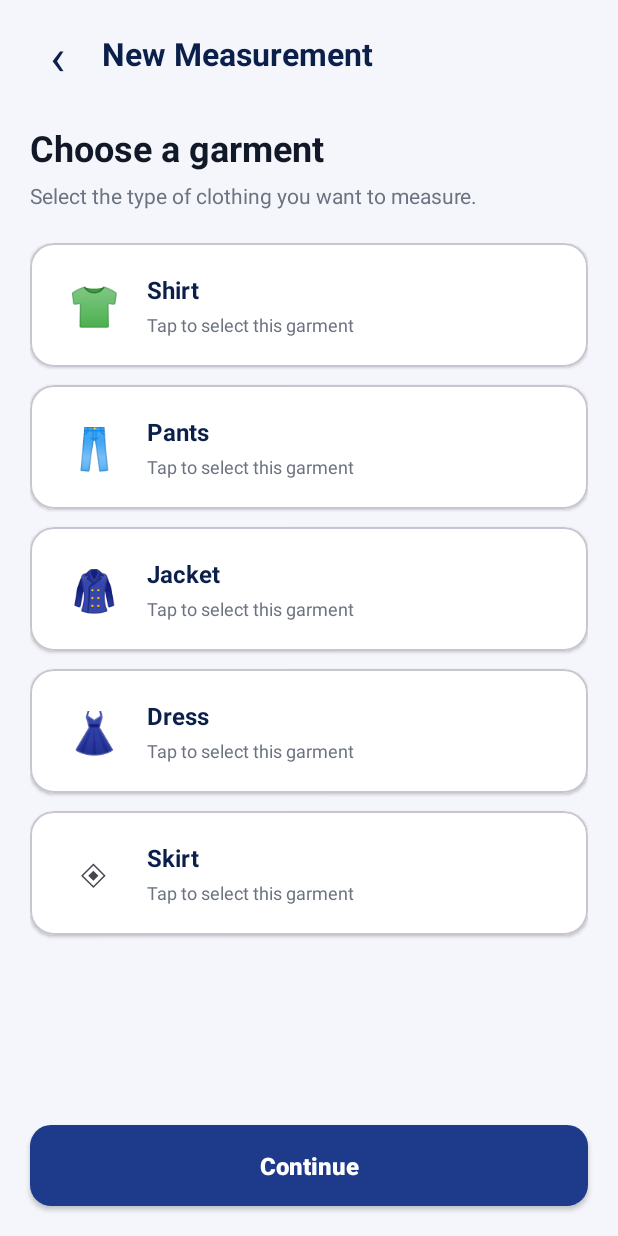
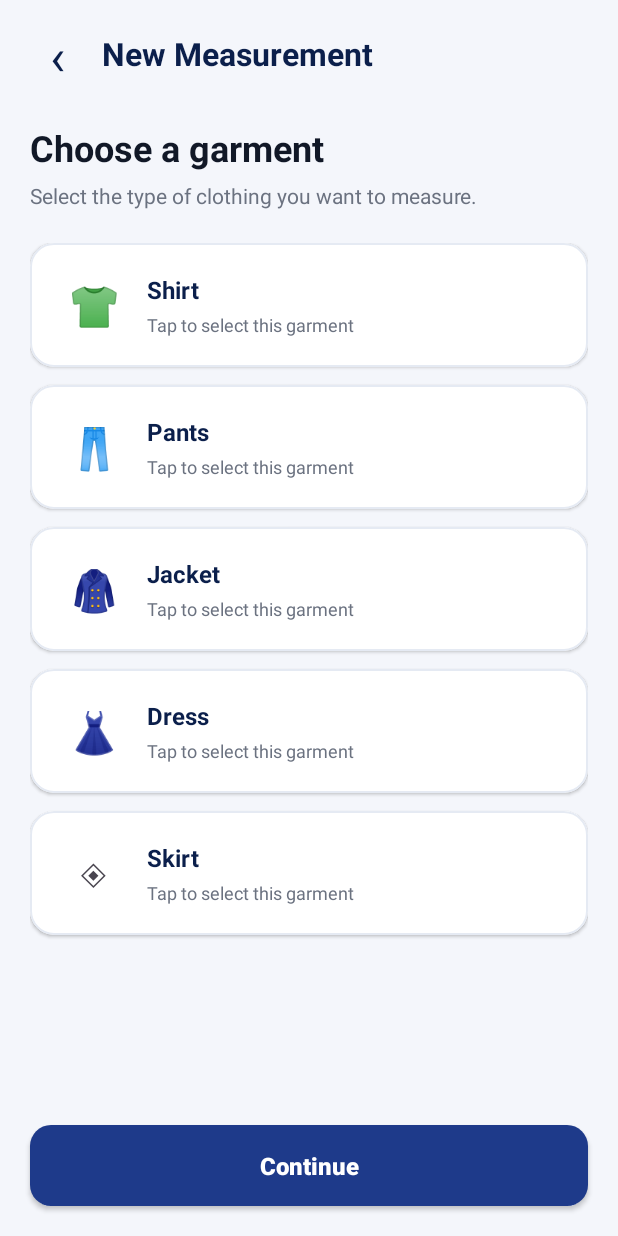
Before and after one commit to xalfkhlil-eng/TailorMate, an Android app: the GarmentSelectionActivity screen opened directly, with no data from a screen before it, on a phone screen of 412 x 824 dp. Run offline under Robolectric (Android 15) with nearby library versions, the phone set to English and light mode, and no system bars.

Commit message:
Add garment selection colors

```diff
--- a/app/src/main/res/values/tm_colors.xml
+++ b/app/src/main/res/values/tm_colors.xml
@@ -5,4 +5,6 @@
     <color name="tm_background">#F4F6FB</color>
     <color name="tm_text_dark">#111827</color>
     <color name="tm_text_gray">#6B7280</color>
+    <color name="tm_card_stroke">#E5EAF3</color>
+    <color name="tm_selected_background">#EEF3FF</color>
 </resources>
```
